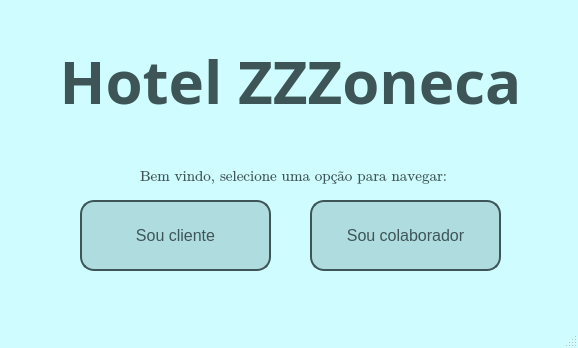
Above: telainicial.ui from ViniiGabriel/hotelQT before the change. Below: the same form after it.
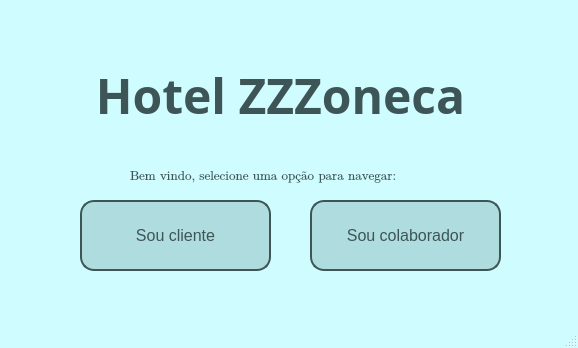
That is the form after the change. Icons and pictures are not drawn.

```diff
--- a/telainicial.ui
+++ b/telainicial.ui
@@ -43,16 +43,16 @@
    <widget class="QLabel" name="label">
     <property name="geometry">
      <rect>
-      <x>10</x>
-      <y>40</y>
-      <width>561</width>
-      <height>81</height>
+      <x>40</x>
+      <y>60</y>
+      <width>481</width>
+      <height>71</height>
      </rect>
     </property>
     <property name="font">
      <font>
       <family>Segoe UI Black</family>
-      <pointsize>45</pointsize>
+      <pointsize>36</pointsize>
       <bold>true</bold>
      </font>
     </property>
@@ -79,7 +79,7 @@
    <widget class="QLabel" name="label_2">
     <property name="geometry">
      <rect>
-      <x>140</x>
+      <x>130</x>
       <y>160</y>
       <width>351</width>
       <height>31</height>
@@ -88,7 +88,7 @@
     <property name="font">
      <font>
       <family>Cambria Math</family>
-      <pointsize>11</pointsize>
+      <pointsize>10</pointsize>
      </font>
     </property>
     <property name="text">
```
Left out of the diff: 2 changed lines with no effect on the pictures.
